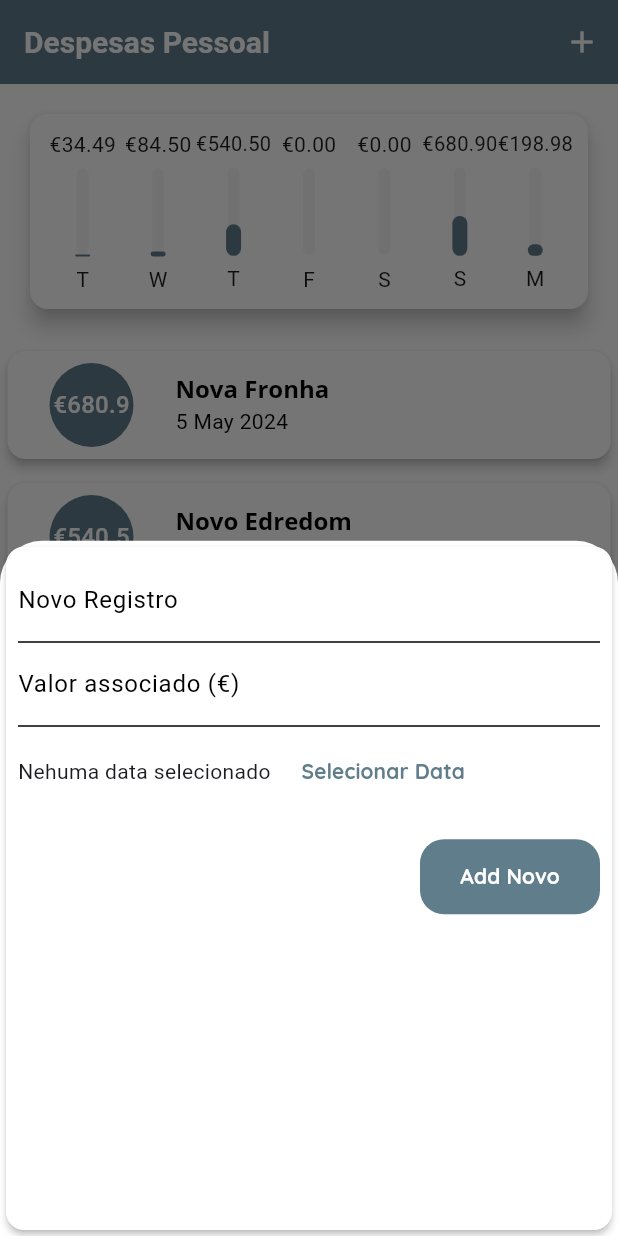
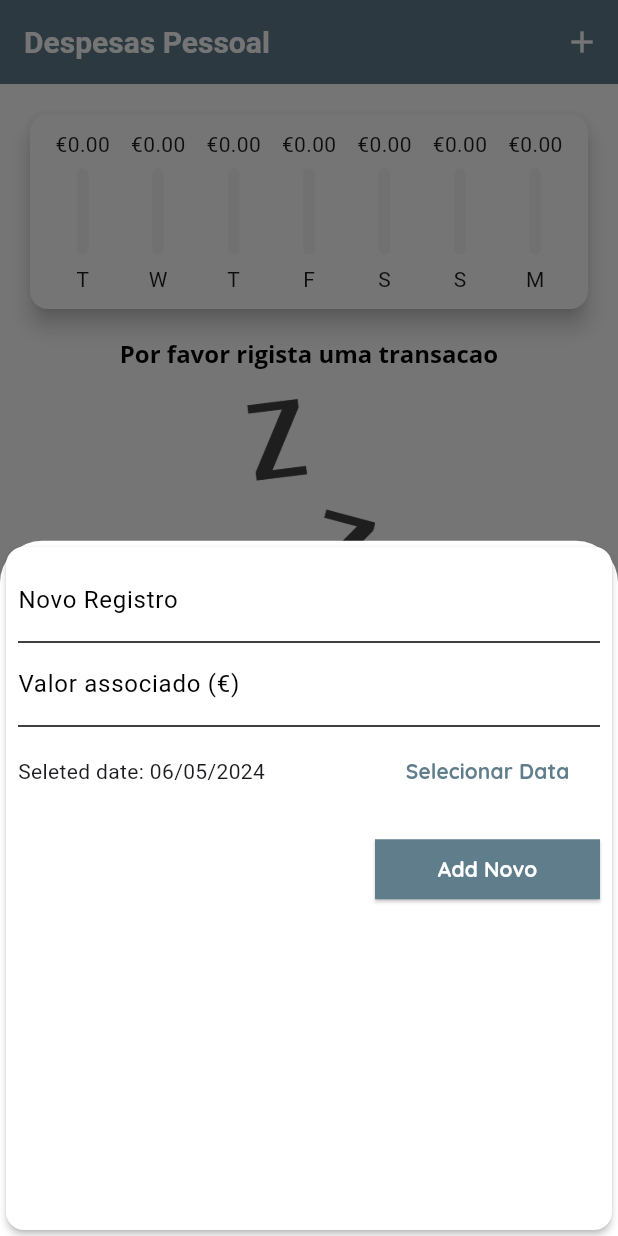
Before and after one commit to mikandadacunha/Despesas, a Flutter app: the screen it shows after launch, after a tap on the "add" icon, on a phone screen of 412 x 824 dp. Run offline on Flutter 3.47's test engine with Material 3 defaults, Android fonts, the phone set to English and light mode, and no system bars.

Commit message:
Retorado a pre-llista de transacao

```diff
--- a/lib/components/chart.dart
+++ b/lib/components/chart.dart
@@ -27,11 +27,12 @@ class Chart extends StatelessWidget {
       return {'day': DateFormat.E().format(weekDay)[0], 'value': totalSum};
     }).reversed.toList();
   }
-double get _weekTotalValue {
-  return groupedTransiction.fold(0.0, (sum, tr) {
-    return sum + (tr['value'] as double);
-  });
-}
+
+  double get _weekTotalValue {
+    return groupedTransiction.fold(0.0, (sum, tr) {
+      return sum + (tr['value'] as double);
+    });
+  }
 
   @override
   Widget build(BuildContext context) {
@@ -49,9 +50,9 @@ double get _weekTotalValue {
               child: ChartBar(
                   laber: tr['day'].toString(),
                   value: tr['value'] as double,
-                  percentage: (tr['value'] as double) / _weekTotalValue
-
-                  ),
+                  percentage: _weekTotalValue == 0
+                      ? 0
+                      : (tr['value'] as double) / _weekTotalValue),
             );
           }).toList(),
         ),
--- a/lib/components/transaction_form.dart
+++ b/lib/components/transaction_form.dart
@@ -1,7 +1,8 @@
 import 'package:flutter/material.dart';
+import 'package:intl/intl.dart';
 
 class TransactionForm extends StatefulWidget {
-  final void Function(String, double) onSubmit;
+  final void Function(String, double, DateTime) onSubmit;
 
   // ignore: use_key_in_widget_constructors
   const TransactionForm(this.onSubmit);
@@ -11,18 +12,35 @@ class TransactionForm extends StatefulWidget {
 }
 
 class _TransactionFormState extends State<TransactionForm> {
-  final titleController = TextEditingController();
-  final valueController = TextEditingController();
+  final _titleController = TextEditingController();
+  final _valueController = TextEditingController();
+   DateTime _selectedDate = DateTime.now();
 
   /// Function that we use to submit the information of transcation throw the mobile kwyboard
   _onSubmit() {
-    final value = double.tryParse(valueController.text) ?? 0.0;
-    final title = titleController.text;
+    final value = double.tryParse(_valueController.text) ?? 0.0;
+    final title = _titleController.text;
 
-    if (title.isEmpty || value <= 0) {
+    if (title.isEmpty || value <= 0 || _selectedDate == Null) {
       return;
     }
-    widget.onSubmit(title, value);
+    widget.onSubmit(title, value, _selectedDate);
+  }
+
+  _showDataPicker() {
+    showDatePicker(
+      context: context,
+      firstDate: DateTime(2019),
+      lastDate: DateTime.now(),
+    ).then((pickedDate) {
+      if (pickedDate == null) {
+        return;
+      }
+        setState(() {
+        _selectedDate = pickedDate;
+
+        });
+    });
   }
 
   @override
@@ -35,7 +53,7 @@ class _TransactionFormState extends State<TransactionForm> {
         child: Column(
           children: [
             TextField(
-              controller: titleController,
+              controller: _titleController,
               onSubmitted: (_) {
                 _onSubmit();
               },
@@ -47,7 +65,7 @@ class _TransactionFormState extends State<TransactionForm> {
               },
               keyboardType:
                   const TextInputType.numberWithOptions(decimal: true),
-              controller: valueController,
+              controller: _valueController,
               decoration:
                   const InputDecoration(labelText: 'Valor associado (€)'),
             ),
@@ -55,17 +73,21 @@ class _TransactionFormState extends State<TransactionForm> {
               height: 60,
               child: Row(
                 children: [
-                  const Text('Nehuma data selecionado'),
+                  Expanded(
+                    child: Text(_selectedDate == Null
+                        ? 'Nehuma data selecionado'
+                        : 'Seleted date: ${DateFormat('dd/MM/y').format(_selectedDate)}'),
+                  ),
                   Container(
                     width: 150,
                     child: FloatingActionButton(
                       elevation: 0,
                       backgroundColor: Colors.transparent,
                       foregroundColor: Theme.of(context).primaryColor,
+                      onPressed: _showDataPicker,
                       child: const Text(
                         'Selecionar Data',
                       ),
-                      onPressed: () {},
                     ),
                   )
                 ],
@@ -76,25 +98,36 @@ class _TransactionFormState extends State<TransactionForm> {
               child: Row(
                 mainAxisAlignment: MainAxisAlignment.end,
                 children: [
-                  Container(
-                    margin: const EdgeInsets.only(top: 10),
-                    height: 50,
-                    width: 120,
-                    child: FloatingActionButton(
-                      elevation: 0,
-                      backgroundColor: Theme.of(context).primaryColor,
-                      child:  const Text(
-                        'Add Novo',
-                        style: TextStyle(color: Colors.white),
+                  ///Button,
+                  ElevatedButton(
+                    style: ButtonStyle(
+                      shape: MaterialStateProperty.all<OutlinedBorder>(
+                        const RoundedRectangleBorder(
+                          borderRadius:
+                              BorderRadius.zero, // Define os cantos quadrados
+                        ),
                       ),
-                      onPressed: () {
-                        final value =
-                            double.tryParse(valueController.text) ?? 0.0;
-                        final title = titleController.text;
+                      minimumSize:
+                          const MaterialStatePropertyAll(Size(150, 40)),
+                      backgroundColor: MaterialStateProperty.all<Color>(
+                          Theme.of(context)
+                              .primaryColor), // Define a cor de fundo
+                    ),
+                    child: Text(
+                      'Add Novo',
+                      style: TextStyle(
+                          color: Theme.of(context)
+                              .textTheme
+                              .labelLarge
+                              ?.color), //define cor do texto do botao
+                    ),
+                    onPressed: () {
+                      final value =
+                          double.tryParse(_valueController.text) ?? 0.0;
+                      final title = _titleController.text;
 
-                        widget.onSubmit(title, value);
-                      },
-                    ),
+                      widget.onSubmit(title, value, _selectedDate);
+                    },
                   ),
                 ],
               ),
--- a/lib/components/transaction_user.dart
+++ b/lib/components/transaction_user.dart
@@ -1,10 +1,8 @@
 import 'dart:math';
-
 import 'package:despesaspessoas/models/transaction.dart';
 import '../components/transaction_form.dart';
 import 'transaction_list.dart';
 import 'package:flutter/material.dart';
-
 
 class TransactionUser extends StatefulWidget {
   const TransactionUser({super.key});
@@ -13,52 +11,20 @@ class TransactionUser extends StatefulWidget {
   State<TransactionUser> createState() => _TransactionUserState();
 }
 
-
-
-
-
 class _TransactionUserState extends State<TransactionUser> {
-
-  _addTransaction (String title, double value){
+  _addTransaction(String title, double value, DateTime date) {
     final newTransaction = Transaction(
         id: Random().nextDouble().toString(),
-      date: DateTime.now(),
+        date: date,
         title: title,
-      value: value
-      );
+        value: value);
 
     setState(() {
       _transictions.add(newTransaction);
     });
-
-
   }
 
-final  _transictions = [
-    Transaction(
-      id: 't1',
-      date: DateTime.now(),
-      title: 'Nova Fronha',
-      value: 680.9
-      ),
-
-      Transaction(
-        id: 't2',
-        date: DateTime.now(),
-        title: 'Novo Edredom',
-        value: 540.5
-        ),
-        Transaction(
-        id: 't3',
-        date: DateTime.now(),
-        title: 'Cadeira',
-        value: 84.5
-        )
-  ];
-
-
-
-
+  final List<Transaction> _transictions = [];
 
   @override
   Widget build(BuildContext context) {
@@ -66,9 +32,7 @@ final  _transictions = [
       children: [
         TransactionForm(_addTransaction),
         TransactionList(_transictions),
-    ],)
-
-
-    ;
+      ],
+    );
   }
 }
--- a/lib/main.dart
+++ b/lib/main.dart
@@ -19,7 +19,9 @@ class ExpensiveApp extends StatelessWidget {
       home: const MyHomePage(),
       theme: ThemeData(
         colorScheme: const ColorScheme.light(
-            primary: Colors.blueGrey, secondary: Colors.teal, inversePrimary: Colors.white),
+            primary: Colors.blueGrey,
+            secondary: Colors.teal,
+            inversePrimary: Colors.white),
         appBarTheme: const AppBarTheme(
           titleTextStyle: TextStyle(
               color: Colors.white, fontSize: 20, fontWeight: FontWeight.bold),
@@ -34,7 +36,8 @@ class ExpensiveApp extends StatelessWidget {
                   .bold, // Defina o peso da fonte do título do AppBar conforme necessário
               // Outras propriedades de estilo de texto conforme necessário
             ),
-            labelLarge: const TextStyle(color: Colors.white, fontWeight: FontWeight.bold)),
+            labelLarge: const TextStyle(
+                color: Colors.white, fontWeight: FontWeight.bold)),
       ),
     );
   }
@@ -49,10 +52,12 @@ class MyHomePage extends StatefulWidget {
 }
 
 class _MyHomePageState extends State<MyHomePage> {
-  _addTransaction(String title, double value) {
+  _addTransaction(String title, double value, DateTime date) {
+
+
     final newTransaction = Transaction(
         id: Random().nextDouble().toString(),
-        date: DateTime.now(),
+        date: date,
         title: title,
         value: value);
 
@@ -63,37 +68,8 @@ class _MyHomePageState extends State<MyHomePage> {
     Navigator.of(context).pop();
   }
 
-  final _transictions = [
-    Transaction(
-        id: 't1',
-        date: DateTime.now().subtract(const Duration(days: 1)),
-        title: 'Nova Fronha',
-        value: 680.9),
-    Transaction(
-        id: 't2',
-        date: DateTime.now().subtract(const Duration(days: 4)),
-        title: 'Novo Edredom',
-        value: 540.5),
-    Transaction(
-        id: 't3',
-        date: DateTime.now().subtract(const Duration(days: 5)),
-        title: 'Cadeira',
-        value: 84.5),
-    Transaction(
-        id: 't1',
-        date: DateTime.now().subtract(const Duration(days: 6)),
-        title: 'Nova Carregador MacBook',
-        value: 34.49),
-    Transaction(
-        id: 't2',
-        date: DateTime.now().subtract(const Duration(days: 0)),
-        title: 'Fato na igreja',
-        value: 198.98),
-    Transaction(
-        id: 't3',
-        date: DateTime.now().subtract(const Duration(days: 8)),
-        title: 'Titulo de conduao',
-        value: 650000.5),
+  final List<Transaction> _transictions = [
+
   ];
 
   List<Transaction> get _recentTransaction {
@@ -142,7 +118,7 @@ class _MyHomePageState extends State<MyHomePage> {
 
             /// The parameter/column that show all transiction that a have made, from my locar list of models transiction _transictions
 
-            TransactionList(_transictions),
+           TransactionList(_transictions),
 
             //// New section card, adictionating a new transiction on the app
           ],
```
Lines whose indentation alone changed are shown as unchanged.
